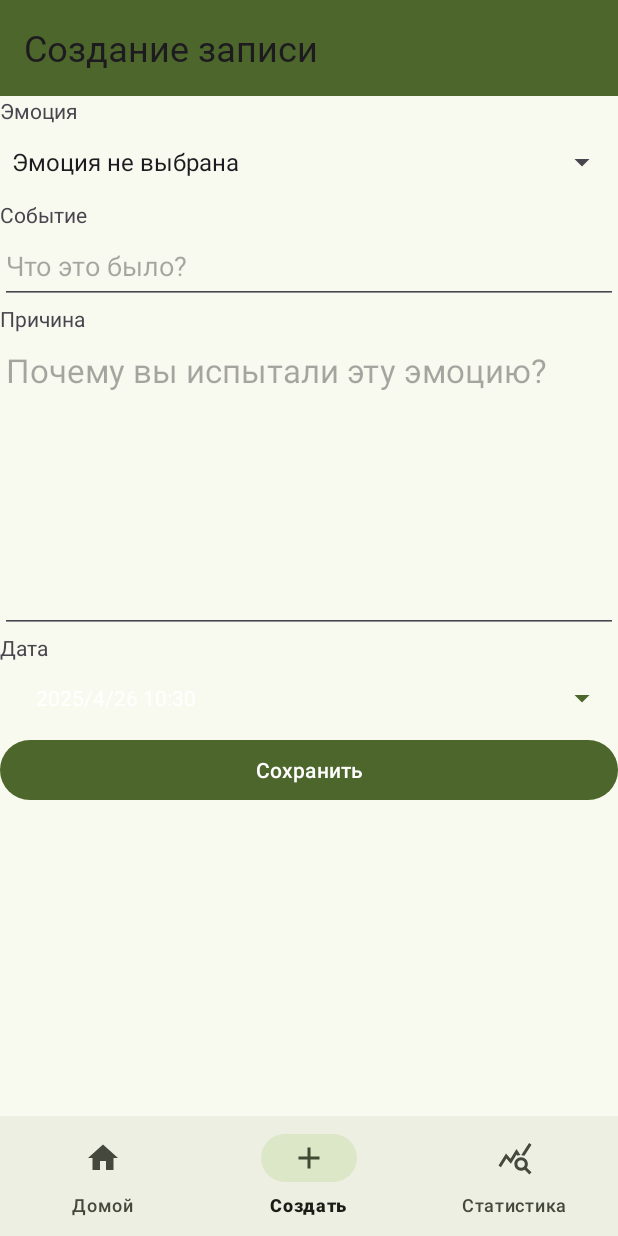
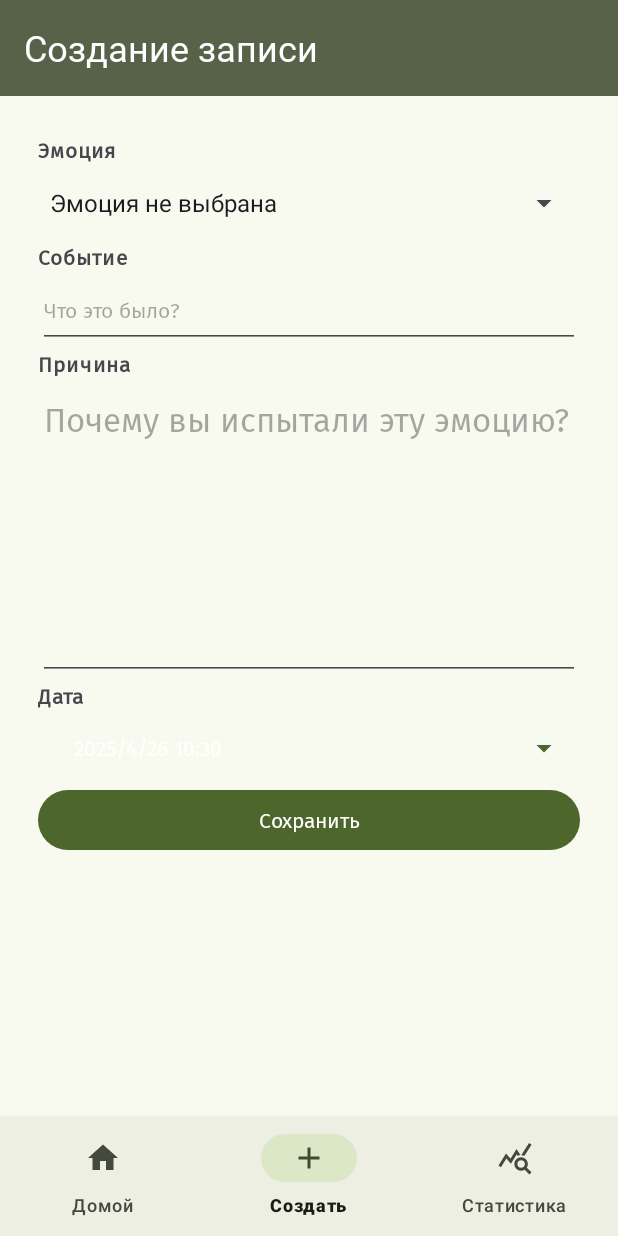
Before and after one commit to Hamjoshua/MoodNote, an Android app: the NoteFormFragment screen opened through its navigation route, on a phone screen of 412 x 824 dp. Run offline under Robolectric (Android 15) with nearby library versions, the phone set to English and light mode, and no system bars; our stand-ins replace Dagger/Hilt's generated code, navigation-ui.

Commit message:
Установка стилей MaterialDesign на кнопки

```diff
--- /dev/null
+++ b/app/src/main/res/drawable/baseline_filter_alt_off_24.xml
@@ -0,0 +1,6 @@
+<vector android:height="24dp" android:tint="#000000"
+    android:viewportHeight="24" android:viewportWidth="24"
+    android:width="24dp" xmlns:android="http://schemas.android.com/apk/res/android">
+    <path android:fillColor="@android:color/white" android:pathData="M19.79,5.61C20.3,4.95 19.83,4 19,4H6.83l7.97,7.97L19.79,5.61z"/>
+    <path android:fillColor="@android:color/white" android:pathData="M2.81,2.81L1.39,4.22L10,13v6c0,0.55 0.45,1 1,1h2c0.55,0 1,-0.45 1,-1v-2.17l5.78,5.78l1.41,-1.41L2.81,2.81z"/>
+</vector>
--- a/app/src/main/res/layout/activity_main.xml
+++ b/app/src/main/res/layout/activity_main.xml
@@ -7,6 +7,8 @@
     tools:context=".MainActivity">
 
     <androidx.appcompat.widget.Toolbar
+        android:backgroundTint="@color/md_theme_secondary"
+        app:titleTextColor="@color/md_theme_onSecondary"
         app:title="@string/app_name"
         app:titleTextAppearance="@style/TextAppearance.MoodNote.Headline"
         app:layout_constraintTop_toTopOf="parent"
@@ -15,8 +17,7 @@
         android:layout_height="?attr/actionBarSize"
         android:background="?attr/colorPrimary"
         android:elevation="4dp"
-        android:theme="@style/ThemeOverlay.AppCompat.ActionBar"
-        app:popupTheme="@style/ThemeOverlay.AppCompat.Light"/>
+        android:theme="@style/ThemeOverlay.AppCompat.ActionBar"/>
 
     <androidx.fragment.app.FragmentContainerView
         android:id="@+id/nav_host_fragment"
@@ -29,6 +30,7 @@
         app:navGraph="@navigation/nav_graph" />
 
     <com.google.android.material.bottomnavigation.BottomNavigationView
+        android:backgroundTint="@color/md_theme_secondaryContainer"
         app:menu="@menu/main_menu"
         android:id="@+id/navigation"
         android:layout_width="match_parent"
--- a/app/src/main/res/layout/fragment_main.xml
+++ b/app/src/main/res/layout/fragment_main.xml
@@ -18,6 +18,7 @@
             tools:layout="@layout/fragment_filter" />
 
         <androidx.recyclerview.widget.RecyclerView
+            android:padding="25dp"
             android:id="@+id/noteList"
             android:layout_width="match_parent"
             android:layout_height="wrap_content">
--- a/app/src/main/res/layout/fragment_note_form.xml
+++ b/app/src/main/res/layout/fragment_note_form.xml
@@ -4,6 +4,7 @@
     android:layout_width="match_parent"
     android:layout_height="match_parent"
     tools:context=".ui.NoteFormFragment"
+    android:padding="25dp"
     xmlns:app="http://schemas.android.com/apk/res-auto">
 
     <LinearLayout
@@ -12,24 +13,28 @@
         android:layout_height="match_parent">
 
         <TextView
+            android:textAppearance="@style/TextAppearance.MoodNote.Label"
             android:text="Эмоция"
             android:layout_width="match_parent"
             android:layout_height="wrap_content">
         </TextView>
 
         <Spinner
+            android:textAppearance="@style/TextAppearance.MoodNote.Body"
             android:minHeight="50sp"
             android:id="@+id/emotionSpinner"
             android:layout_width="match_parent"
             android:layout_height="wrap_content" />
 
         <TextView
+            android:textAppearance="@style/TextAppearance.MoodNote.Label"
             android:text="Событие"
             android:layout_width="match_parent"
             android:layout_height="wrap_content">
         </TextView>
 
         <EditText
+            android:textAppearance="@style/TextAppearance.MoodNote.Body"
             android:inputType="text"
             android:minHeight="50sp"
             android:hint="Что это было?"
@@ -39,17 +44,19 @@
         </EditText>
 
         <TextView
+            android:textAppearance="@style/TextAppearance.MoodNote.Label"
             android:text="Причина"
             android:layout_width="match_parent"
             android:layout_height="wrap_content">
         </TextView>
         <EditText
+            android:textAppearance="@style/TextAppearance.MoodNote.Body"
+            style="@style/TextAppearance.AppCompat.Large"
             android:inputType="textMultiLine"
             android:gravity="top|start"
             android:lines="8"
             android:minLines="6"
             android:maxLines="14"
-            style="@style/TextAppearance.AppCompat.Large"
             android:id="@+id/reasonEditText"
             android:hint="Почему вы испытали эту эмоцию?"
             android:minHeight="200sp"
@@ -58,11 +65,13 @@
         </EditText>
 
         <TextView
+            android:textAppearance="@style/TextAppearance.MoodNote.Label"
             android:text="Дата"
             android:layout_width="match_parent"
             android:layout_height="wrap_content">
         </TextView>
         <Button
+            android:textAppearance="@style/TextAppearance.MoodNote.Body"
             android:id="@+id/dateButton"
             style="@style/Widget.AppCompat.Spinner"
             android:layout_width="match_parent"
@@ -72,6 +81,7 @@
         </Button>
 
         <Button
+            android:textAppearance="@style/TextAppearance.MoodNote.Body"
             android:text="Сохранить"
             android:id="@+id/saveButton"
             android:layout_width="match_parent"
@@ -80,6 +90,7 @@
     </LinearLayout>
 
     <com.google.android.material.floatingactionbutton.FloatingActionButton
+        android:backgroundTint="@color/md_theme_errorContainer"
         android:layout_margin="20sp"
         android:id="@+id/removeNoteElementButton"
         android:src="@drawable/baseline_cancel_24"
--- a/app/src/main/res/layout/r_item.xml
+++ b/app/src/main/res/layout/r_item.xml
@@ -1,7 +1,8 @@
 <?xml version="1.0" encoding="utf-8"?>
 <androidx.constraintlayout.widget.ConstraintLayout xmlns:android="http://schemas.android.com/apk/res/android"
+    style="@style/Widget.Material3.CardView.Outlined"
+    android:backgroundTint="@color/md_theme_onPrimaryContainer"
     android:layout_width="match_parent"
-    android:padding="10sp"
     android:layout_height="wrap_content"
     xmlns:app="http://schemas.android.com/apk/res-auto">
 
@@ -41,6 +42,8 @@
     </TextView>
 
     <com.google.android.material.floatingactionbutton.FloatingActionButton
+        style="@style/Widget.Material3.Button.IconButton.Filled.Tonal"
+        android:backgroundTint="@color/md_theme_errorContainer"
         android:id="@+id/removeNoteElementButton"
         android:src="@drawable/baseline_cancel_24"
         app:layout_constraintBottom_toBottomOf="parent"
--- a/app/src/main/res/values/themes.xml
+++ b/app/src/main/res/values/themes.xml
@@ -59,6 +59,12 @@
         <item name="android:textSize">18sp</item>
     </style>
 
+    <style name="TextAppearance.MoodNote.Label" parent="TextAppearance.Material3.LabelMedium">
+        <item name="android:textStyle">bold</item>
+        <item name="fontFamily">@font/firasans</item>
+        <item name="android:textSize">14sp</item>
+    </style>
+
     <style name="TextAppearance.MoodNote.Body" parent="MaterialAlertDialog.Material3.Body.Text">
         <item name="fontFamily">@font/firasans</item>
         <item name="android:textSize">14sp</item>
```
Also changed, not shown: app/src/main/res/layout/fragment_filter.xml (+41 -32 lines).
